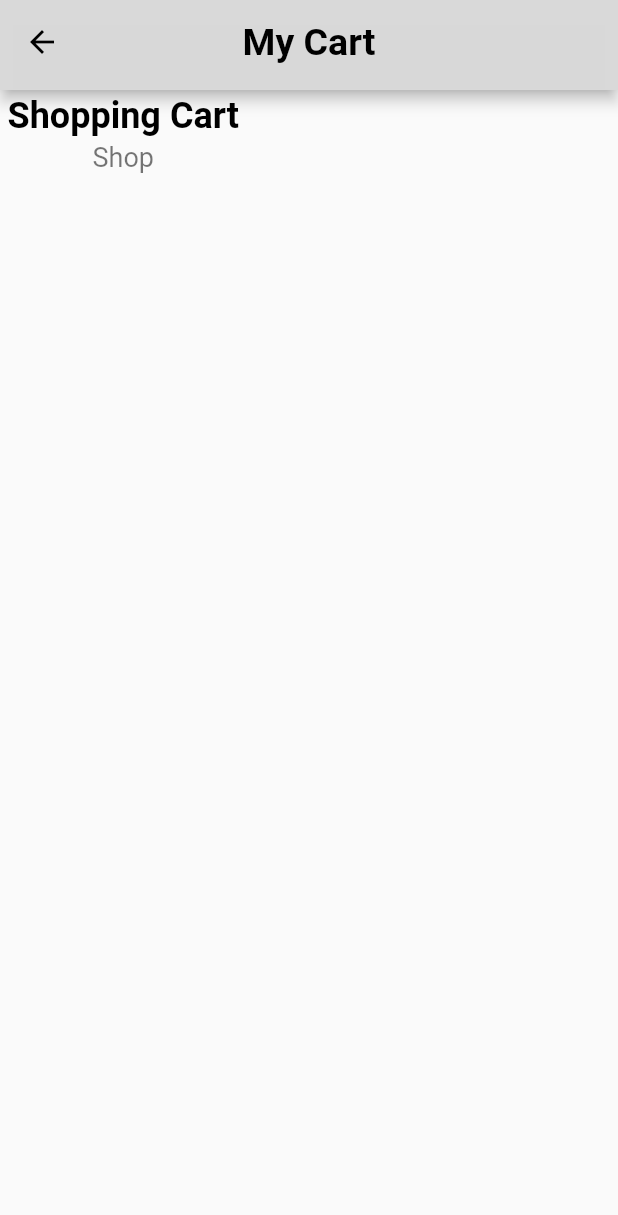
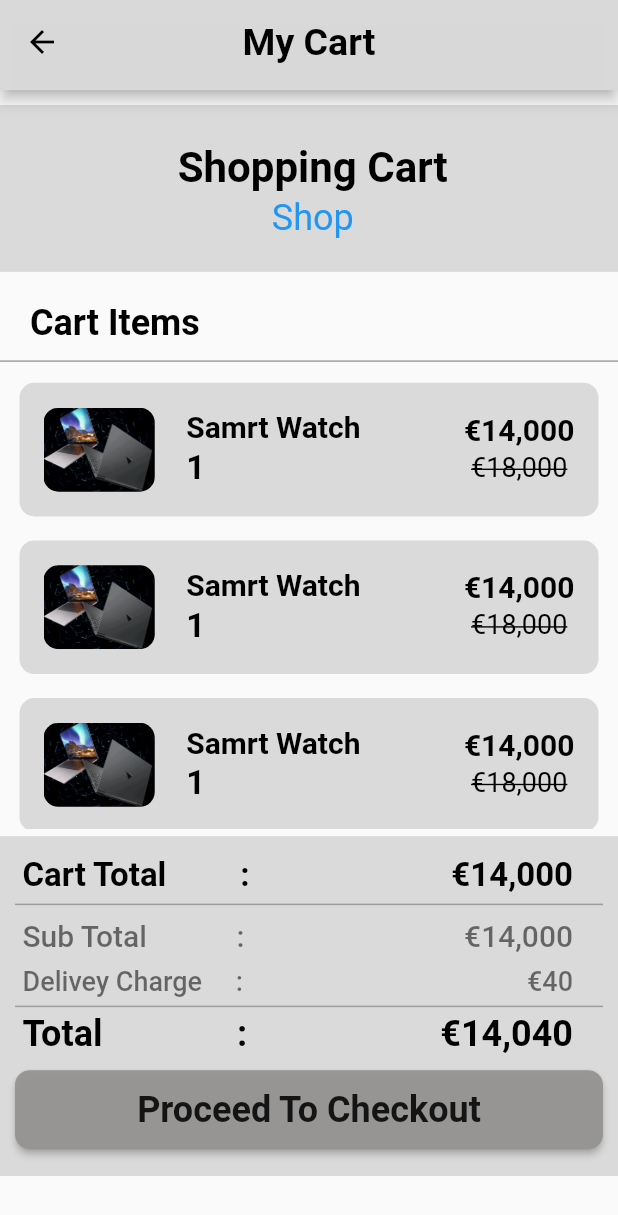
Before and after one commit to salsalvm/gadgetque, a Flutter app: the screen it shows after launch, after a tap on the "shopping cart" icon, on a phone screen of 412 x 824 dp. Shown: the top 1215 px of the screen. Run offline on Flutter 3.47's test engine with Material 2 defaults, Android fonts, the phone set to English and light mode, and no system bars; our stand-ins replace carousel_slider, flutter_rating_bar, get.

Commit message:
cart ui completted

```diff
--- a/lib/view/core/space.dart
+++ b/lib/view/core/space.dart
@@ -12,6 +12,7 @@ const kHeigt150 =SizedBox(height:150);
 const kHeigt300 =SizedBox(height:300);
 
 const kWidth10 =SizedBox(width:10);
+const kWidth5 =SizedBox(width:5);
 const kWidth20 =SizedBox(width:20);
 const kWidth30 =SizedBox(width:30);
 const kWidth50 =SizedBox(width:50);
--- a/lib/view/entry_pages/screen_entry/screen_entry.dart
+++ b/lib/view/entry_pages/screen_entry/screen_entry.dart
@@ -1,7 +1,7 @@
 import 'package:flutter/material.dart';
 import 'package:gadgetque/view/core/color.dart';
 import 'package:gadgetque/view/core/space.dart';
-import 'package:gadgetque/view/entry_pages/widget/action_button.dart';
+import 'package:gadgetque/view/entry_pages/widget/entry_button.dart';
 import 'package:gadgetque/view/entry_pages/widget/app_bar.dart';
 import 'package:gadgetque/view/entry_pages/widget/background_image.dart';
 
@@ -42,14 +42,14 @@ class ScreenEntry extends StatelessWidget {
                   Row(
                     mainAxisAlignment: MainAxisAlignment.spaceAround,
                     children: [
-                      ActionButton(
+                      EntryButton(
                           height: size.width * 0.19,
                           width: size.width * 0.4,
                           color: Colors.grey.withOpacity(0.5),
                           // size: size,
                           buttonName: 'Login',
                           onTap: () {}),
-                      ActionButton(
+                      EntryButton(
                           height: size.width * 0.19,
                           width: size.width * 0.4,
                           color: Colors.grey.withOpacity(0.5),
--- a/lib/view/entry_pages/screen_login/screen_login.dart
+++ b/lib/view/entry_pages/screen_login/screen_login.dart
@@ -1,7 +1,7 @@
 import 'package:flutter/material.dart';
 import 'package:gadgetque/view/core/color.dart';
 import 'package:gadgetque/view/core/space.dart';
-import 'package:gadgetque/view/entry_pages/widget/action_button.dart';
+import 'package:gadgetque/view/entry_pages/widget/entry_button.dart';
 import 'package:gadgetque/view/entry_pages/widget/app_bar.dart';
 import 'package:gadgetque/view/entry_pages/widget/background_image.dart';
 import 'package:gadgetque/view/entry_pages/widget/form_field.dart';
@@ -42,14 +42,14 @@ class ScreenLogin extends StatelessWidget {
                     child: Row(
                       mainAxisAlignment: MainAxisAlignment.spaceAround,
                       children: [
-                        ActionButton(
+                        EntryButton(
                             color: kFormColor,
                             height: size.width * 0.1,
                             // size: size,
                             onTap: () {},
                             buttonName: 'Otp Login?',
                             width: size.width * 0.4),
-                        ActionButton(
+                        EntryButton(
                             color: kFormColor,
                             height: size.width * 0.1,
                             // size: size,
--- a/lib/view/entry_pages/screen_signup/screen_signup.dart
+++ b/lib/view/entry_pages/screen_signup/screen_signup.dart
@@ -1,11 +1,12 @@
 import 'package:flutter/material.dart';
 import 'package:gadgetque/view/core/color.dart';
 import 'package:gadgetque/view/core/space.dart';
-import 'package:gadgetque/view/entry_pages/widget/action_button.dart';
+import 'package:gadgetque/view/entry_pages/widget/entry_button.dart';
 import 'package:gadgetque/view/entry_pages/widget/app_bar.dart';
 import 'package:gadgetque/view/entry_pages/widget/background_image.dart';
 import 'package:gadgetque/view/entry_pages/widget/form_field.dart';
 import 'package:gadgetque/view/entry_pages/widget/switch_bottom_textbutton.dart';
+import 'package:gadgetque/view/screens/cart/screen_cart.dart';
 
 class ScreenSignup extends StatelessWidget {
   const ScreenSignup({Key? key}) : super(key: key);
@@ -40,7 +41,7 @@ class ScreenSignup extends StatelessWidget {
                   kHeigt5,
                   Padding(
                     padding: const EdgeInsets.only(left: 18.0),
-                    child: ActionButton(
+                    child: EntryButton(
                         color: kFormColor,
                         height: size.width * 0.12,
                         // size: size,
--- a/lib/view/entry_pages/widget/action_button.dart
+++ b/lib/view/entry_pages/widget/entry_button.dart
@@ -2,8 +2,8 @@ import 'package:flutter/material.dart';
 import 'package:gadgetque/view/core/color.dart';
 import 'package:gadgetque/view/core/radius.dart';
 
-class ActionButton extends StatelessWidget {
-  const ActionButton({
+class EntryButton extends StatelessWidget {
+  const EntryButton({
     Key? key,
     required this.color,
     required this.height,
--- a/lib/view/screens/cart/screen_cart.dart
+++ b/lib/view/screens/cart/screen_cart.dart
@@ -1,28 +1,88 @@
 import 'package:flutter/material.dart';
 import 'package:gadgetque/view/core/color.dart';
-import 'package:gadgetque/view/screens/home/widget/item_text.dart';
+import 'package:gadgetque/view/core/space.dart';
+import 'package:gadgetque/view/screens/cart/widget/cart_container.dart';
+import 'package:gadgetque/view/screens/cart/widget/cart_items_list.dart';
+import 'package:gadgetque/view/screens/widget/action_button.dart';
+import 'package:gadgetque/view/screens/widget/divider.dart';
+import 'package:gadgetque/view/screens/widget/main_headding.dart';
 import 'package:gadgetque/view/screens/widget/second_appbar.dart';
+import 'package:gadgetque/view/screens/widget/two_text_elements_in_row.dart';
 
 class ScreenCart extends StatelessWidget {
   const ScreenCart({Key? key}) : super(key: key);
 
   @override
   Widget build(BuildContext context) {
+    final size = MediaQuery.of(context).size;
+
     return Scaffold(
       appBar: const PreferredSize(
-          preferredSize: Size.fromHeight(60),
-          child: SecondAppbar(
-            title: 'My Cart',
-          )),
+        preferredSize: Size.fromHeight(60),
+        child: SecondAppbar(
+          title: 'My Cart',
+        ),
+      ),
       body: SafeArea(
-        child: Column(
-          children:const [
-            ItemText(
-                name: 'Shopping Cart',
-                weight: FontWeight.bold,
-                fontSize: 24,
-                color: kBlackColor),
-                ItemText(name: 'Shop', weight: FontWeight.normal, fontSize: 18, color: kBlack54Color)
+        child: ListView(
+          children: [
+            kHeigt10,
+            CartContainer(size: size),
+            const MainHead(headding: 'Cart Items', top: 20),
+            const DivLine(),
+            CartitemsList(size: size),
+            Container(
+              color: kBoxColor,
+              height: size.width * 0.55,
+              width: size.width,
+              child: Padding(
+                padding:
+                    const EdgeInsets.symmetric(vertical: 5, horizontal: 10),
+                child: Column(
+                  crossAxisAlignment: CrossAxisAlignment.start,
+                  children: [
+                    kHeigt5,
+                    const TextElementsInRow(
+                        firstText: 'Cart Total         :',
+                        secondText: '€14,000',
+                        fontColor: kBlackColor,
+                        fontSize: 22,
+                        wieght: FontWeight.bold),
+                    kHeigt5,
+                    const DivLine(),
+                    kHeigt5,
+                    const TextElementsInRow(
+                        firstText: 'Sub Total            :',
+                        secondText: '€14,000',
+                        wieght: FontWeight.w500,
+                        fontSize: 20,
+                        fontColor: kBlack54Color),
+                    kHeigt5,
+                    const TextElementsInRow(
+                        firstText: 'Delivey Charge     :',
+                        secondText: '€40',
+                        wieght: FontWeight.w500,
+                        fontSize: 18,
+                        fontColor: kBlack54Color),
+                    kHeigt5,
+                    const DivLine(),
+                    const TextElementsInRow(
+                        firstText: 'Total               :',
+                        secondText: '€14,040',
+                        wieght: FontWeight.bold,
+                        fontSize: 24,
+                        fontColor: kBlackColor),
+                    kHeigt10,
+                    ActionButtonClient(
+                      onTap: () {},
+                      buttonWidth: size.width,
+                      buttonHeight: size.width * 0.128,
+                      text: 'Proceed To Checkout',
+                    ),
+                  ],
+                ),
+              ),
+            )
           ],
         ),
       ),
--- /dev/null
+++ b/lib/view/screens/cart/widget/cart_container.dart
@@ -0,0 +1,36 @@
+import 'package:flutter/material.dart';
+import 'package:gadgetque/view/core/color.dart';
+import 'package:gadgetque/view/screens/home/widget/item_text.dart';
+
+class CartContainer extends StatelessWidget {
+  const CartContainer({
+    Key? key,
+    required this.size,
+  }) : super(key: key);
+
+  final Size size;
+
+  @override
+  Widget build(BuildContext context) {
+    return Container(
+      height: size.width * 0.27,
+      color: kBoxColor,
+      width: size.width,
+      child: Column(
+        mainAxisAlignment: MainAxisAlignment.center,
+        children: const [
+          ItemText(
+              name: 'Shopping Cart',
+              weight: FontWeight.bold,
+              fontSize: 28,
+              color: kBlackColor),
+          ItemText(
+              name: 'Shop',
+              weight: FontWeight.normal,
+              fontSize: 24,
+              color: kBlueColor)
+        ],
+      ),
+    );
+  }
+}
--- /dev/null
+++ b/lib/view/screens/cart/widget/cart_items_list.dart
@@ -0,0 +1,76 @@
+import 'package:flutter/material.dart';
+import 'package:gadgetque/view/core/color.dart';
+import 'package:gadgetque/view/core/radius.dart';
+import 'package:gadgetque/view/screens/home/widget/item_text.dart';
+
+class CartitemsList extends StatelessWidget {
+  const CartitemsList({
+    Key? key,
+    required this.size,
+  }) : super(key: key);
+
+  final Size size;
+
+  @override
+  Widget build(BuildContext context) {
+    return SizedBox(
+      height: size.width * 0.765,
+      child: Padding(
+        padding: const EdgeInsets.all(5),
+        child: ListView.builder(
+          itemExtent: size.width * 0.255,
+          shrinkWrap: true,
+          itemBuilder: (context, index) => Padding(
+            padding: const EdgeInsets.all(8.0),
+            child: Container(
+              width: size.width,
+              decoration: BoxDecoration(
+                borderRadius: kRAdius10,
+                color: kBoxColor,
+              ),
+              child: Center(
+                child: ListTile(
+                  leading: Container(
+                    width: size.width * 0.18,
+                    height: size.width * 0.18,
+                    decoration: BoxDecoration(
+                        borderRadius: kRAdius10,
+                        image: const DecorationImage(
+                            fit: BoxFit.cover,
+                            image: AssetImage('asset/lap.png'))),
+                  ),
+                  title: const ItemText(
+                      name: 'Samrt Watch',
+                      weight: FontWeight.bold,
+                      fontSize: 20,
+                      color: kBlackColor),
+                  subtitle: const ItemText(
+                      name: '1',
+                      weight: FontWeight.bold,
+                      fontSize: 22,
+                      color: kBlackColor),
+                  trailing: Column(
+                    children: const [
+                      ItemText(
+                          name: '€14,000',
+                          weight: FontWeight.w600,
+                          fontSize: 20,
+                          color: kBlackColor),
+                      ItemText(
+                          strike: TextDecoration.lineThrough,
+                          name: '€18,000',
+                          weight: FontWeight.normal,
+                          fontSize: 18,
+                          color: kBlackColor),
+                    ],
+                  ),
+                ),
+              ),
+            ),
+          ),
+          itemCount: 4,
+        ),
+      ),
+    );
+  }
+}
--- a/lib/view/screens/home/widget/copy_right.dart
+++ b/lib/view/screens/home/widget/copy_right.dart
@@ -13,7 +13,7 @@ class FooterCopyrites extends StatelessWidget {
   Widget build(BuildContext context) {
     return Container(
       width: size.width,
-      height: 60,
+      height: size.width*0.15,
       decoration: const BoxDecoration(
           color: kBlack54Color,
           image: DecorationImage(
--- /dev/null
+++ b/lib/view/screens/widget/action_button.dart
@@ -0,0 +1,34 @@
+import 'package:flutter/material.dart';
+import 'package:gadgetque/view/core/color.dart';
+
+class ActionButtonClient extends StatelessWidget {
+  const ActionButtonClient({
+    Key? key,
+    required this.buttonWidth,
+    required this.buttonHeight,
+    required this.text,
+    required this.onTap,
+  }) : super(key: key);
+  final onTap;
+  final String text;
+  final double buttonHeight;
+  final double buttonWidth;
+  @override
+  Widget build(BuildContext context) {
+    return MaterialButton(
+      shape: const RoundedRectangleBorder(
+          borderRadius: BorderRadius.all(Radius.circular(10.0))),
+      onPressed: onTap,
+      color: kButtonColor,
+      minWidth: buttonWidth,
+      height: buttonHeight,
+      child: Text(
+        text,
+        style: const TextStyle(
+          fontWeight: FontWeight.bold,
+          fontSize: 24,
+        ),
+      ),
+    );
+  }
+}
--- /dev/null
+++ b/lib/view/screens/widget/divider.dart
@@ -0,0 +1,17 @@
+
+import 'package:flutter/material.dart';
+import 'package:gadgetque/view/core/color.dart';
+
+class DivLine extends StatelessWidget {
+  const DivLine({
+    Key? key,
+  }) : super(key: key);
+
+  @override
+  Widget build(BuildContext context) {
+    return const Divider(
+      height: 3,thickness: 1,
+      color: kGreyColor,
+    );
+  }
+}
--- a/lib/view/screens/widget/main_headding.dart
+++ b/lib/view/screens/widget/main_headding.dart
@@ -3,15 +3,15 @@ import 'package:flutter/material.dart';
 import 'package:gadgetque/view/core/color.dart';
 
 class MainHead extends StatelessWidget {
-  final String headding;
+  final String headding;final double top;
   const MainHead({
-    Key? key,required this.headding
+    Key? key,required this.headding,this.top=30
   }) : super(key: key);
 
   @override
   Widget build(BuildContext context) {
     return  Padding(
-      padding:const EdgeInsets.only(top:30.0,bottom: 10,right: 20,left: 20),
+      padding: EdgeInsets.only(top:top,bottom: 10,right: 20,left: 20),
       child: Text(
         headding,
         style:const TextStyle(
--- /dev/null
+++ b/lib/view/screens/widget/two_text_elements_in_row.dart
@@ -0,0 +1,34 @@
+import 'package:flutter/material.dart';
+import 'package:gadgetque/view/screens/home/widget/item_text.dart';
+
+class TextElementsInRow extends StatelessWidget {
+  const TextElementsInRow({
+    Key? key, required this.firstText, required this.secondText, required this.wieght,  required this.fontSize, required this.fontColor,
+  }) : super(key: key);
+final String firstText;
+final String secondText;
+final FontWeight wieght;
+final double fontSize;
+final Color fontColor;
+  @override
+  Widget build(BuildContext context) {
+    return Row(
+      mainAxisAlignment: MainAxisAlignment.spaceBetween,
+      children:  [
+        ItemText(
+            name: firstText,
+            weight: wieght,
+            fontSize: fontSize,
+            color: fontColor),
+        Padding(
+          padding:const EdgeInsets.symmetric(horizontal: 20),
+          child: ItemText(
+              name: secondText,
+              weight: wieght,
+              fontSize: fontSize,
+              color: fontColor),
+        ),
+      ],
+    );
+  }
+}
```
Also changed, not shown: asset/lap.png (added), asset/mobile.png (added).
